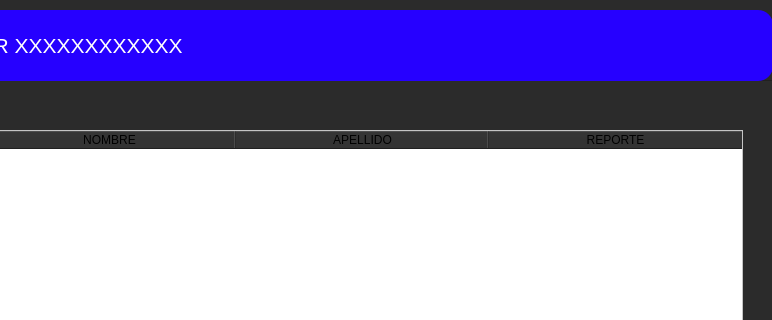
The window that entrar_tutor.ui (Giavic/Taller_de_software_TF) describes before a commit, drawn with Qt 5; both pictures show x 308 to 1080 and y 0 to 320 of the 1080 by 642 pixel window.
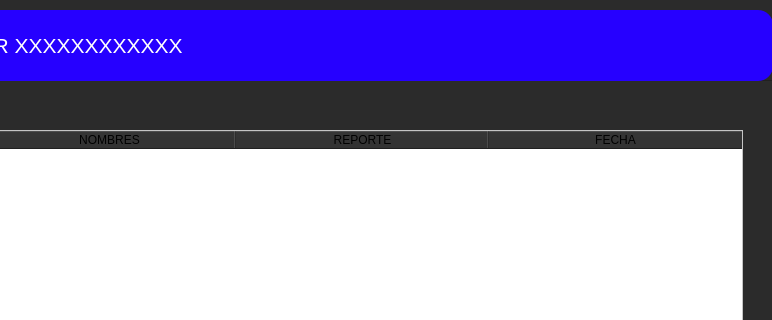
The same window after the commit. The open tabs and pages were chosen to show the change. Icons and pictures are not drawn.

Commit message: cambios interfaz

Patch:
```diff
--- a/entrar_tutor.ui
+++ b/entrar_tutor.ui
@@ -794,12 +794,7 @@
        </attribute>
        <column>
         <property name="text">
-         <string>NOMBRE</string>
-        </property>
-       </column>
-       <column>
-        <property name="text">
-         <string>APELLIDO</string>
+         <string>NOMBRES</string>
         </property>
        </column>
        <column>
@@ -807,6 +802,11 @@
          <string>REPORTE</string>
         </property>
        </column>
+       <column>
+        <property name="text">
+         <string>FECHA</string>
+        </property>
+       </column>
       </widget>
      </widget>
     </widget>
```
Left out of the diff: 2 changed lines with no effect on the pictures. The commit also changes 3 other files.
